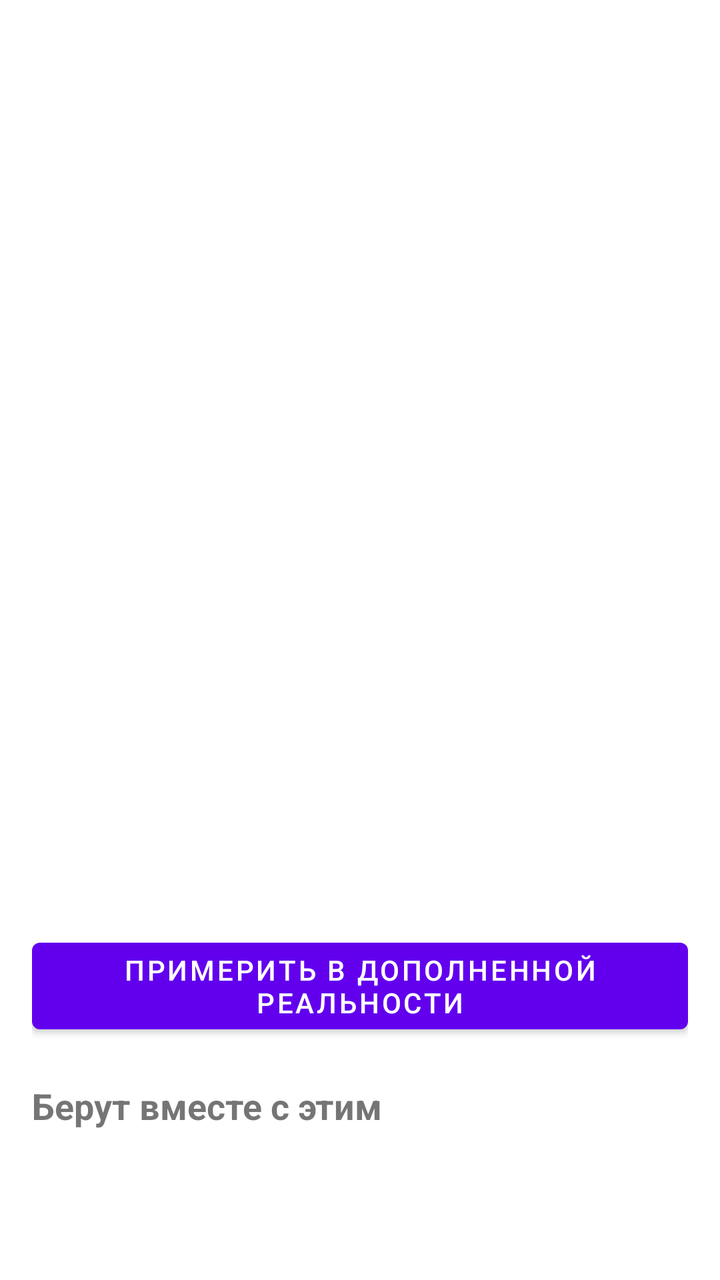
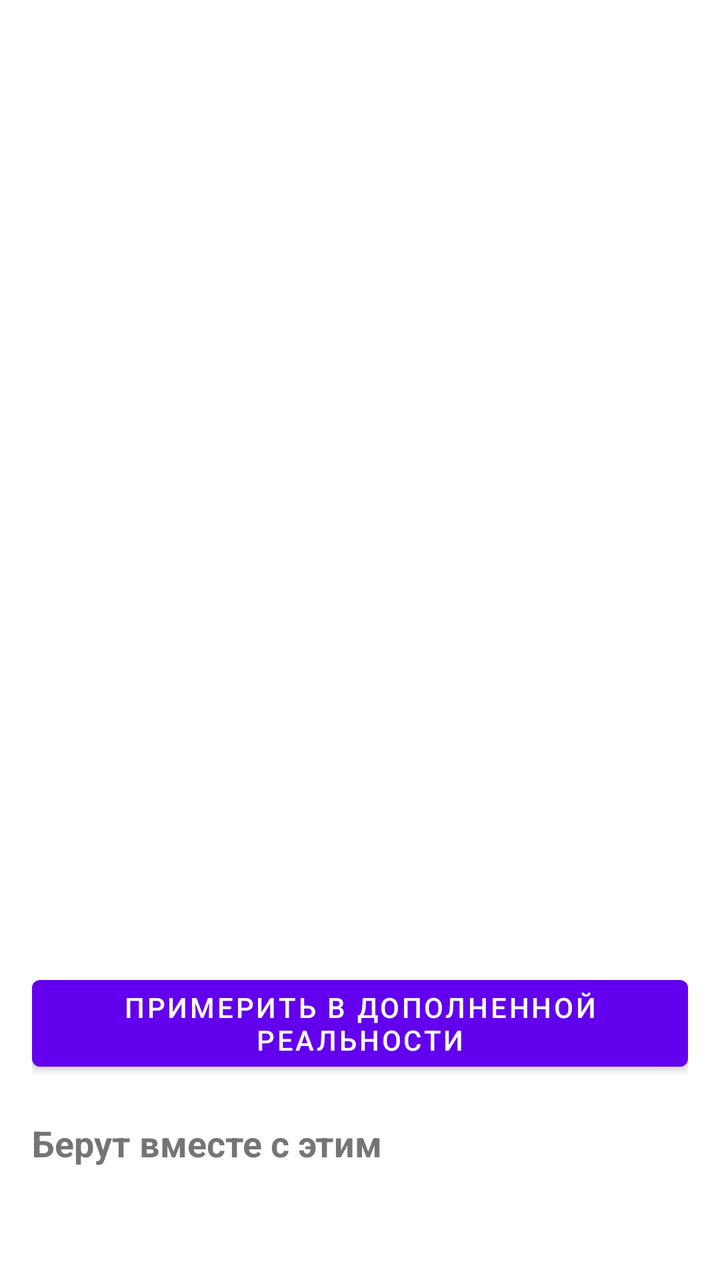

Compare the two renders of this Android layout. The source of the first and the diff that turns it into the second are given below.
<!-- AndroidManifest.xml: activity theme Theme.Diplom_kotl.NoActionBar -->
<!-- res/layout/activity_product_details.xml -->
<?xml version="1.0" encoding="utf-8"?>
<ScrollView xmlns:android="http://schemas.android.com/apk/res/android"
    android:layout_width="match_parent"
    android:layout_height="match_parent"
    android:fillViewport="true">

    <LinearLayout
        android:layout_width="match_parent"
        android:layout_height="wrap_content"
        android:orientation="vertical"
        android:padding="16dp">

        <TextView
            android:id="@+id/productTitle"
            android:layout_width="match_parent"
            android:layout_height="wrap_content"
            android:textSize="22sp"
            android:textStyle="bold" />

        <androidx.viewpager2.widget.ViewPager2
            android:id="@+id/productGalleryPager"
            android:layout_width="match_parent"
            android:layout_height="220dp"
            android:layout_marginTop="12dp" />

        <TextView
            android:id="@+id/productGalleryCounter"
            android:layout_width="match_parent"
            android:layout_height="wrap_content"
            android:layout_marginTop="6dp"
            android:gravity="end"
            android:textSize="12sp" />

        <TextView
            android:id="@+id/productColor"
            android:layout_width="match_parent"
            android:layout_height="wrap_content"
            android:layout_marginTop="16dp"
            android:textSize="15sp" />

        <TextView
            android:id="@+id/productStyle"
            android:layout_width="match_parent"
            android:layout_height="wrap_content"
            android:layout_marginTop="4dp"
            android:textSize="15sp" />

        <TextView
            android:id="@+id/productDimensions"
            android:layout_width="match_parent"
            android:layout_height="wrap_content"
            android:layout_marginTop="4dp"
            android:textSize="15sp" />

        <TextView
            android:id="@+id/productStore"
            android:layout_width="match_parent"
            android:layout_height="wrap_content"
            android:layout_marginTop="4dp"
            android:textSize="15sp" />

        <TextView
            android:id="@+id/productPrice"
            android:layout_width="match_parent"
            android:layout_height="wrap_content"
            android:layout_marginTop="8dp"
            android:textSize="24sp"
            android:textStyle="bold" />

        <com.google.android.material.button.MaterialButton
            android:id="@+id/productTryInArButton"
            android:layout_width="match_parent"
            android:layout_height="wrap_content"
            android:layout_marginTop="16dp"
            android:text="@string/product_try_in_ar" />

        <TextView
            android:layout_width="match_parent"
            android:layout_height="wrap_content"
            android:layout_marginTop="20dp"
            android:text="@string/product_together_title"
            android:textSize="18sp"
            android:textStyle="bold" />

        <androidx.recyclerview.widget.RecyclerView
            android:id="@+id/productTogetherRecycler"
            android:layout_width="match_parent"
            android:layout_height="wrap_content"
            android:layout_marginTop="10dp"
            android:nestedScrollingEnabled="false" />
    </LinearLayout>
</ScrollView>
<!-- resources referenced by this layout -->
<resources>
  <string name="product_together_title">Берут вместе с этим</string>
  <string name="product_try_in_ar">Примерить в дополненной реальности</string>
  <style name="Theme.Diplom_kotl.NoActionBar" parent="Theme.MaterialComponents.DayNight.NoActionBar">
          <item name="colorPrimary">@color/purple_500</item>
          <item name="colorPrimaryVariant">@color/purple_700</item>
          <item name="colorOnPrimary">@color/white</item>
          <item name="colorSecondary">@color/teal_200</item>
          <item name="colorSecondaryVariant">@color/teal_700</item>
          <item name="colorOnSecondary">@color/black</item>
          <item name="android:statusBarColor">@color/purple_700</item>
          <item name="android:navigationBarColor">@color/auth_background</item>
          <item name="android:windowLightStatusBar">false</item>
      </style>
  <color name="purple_500">#FF6200EE</color>
  <color name="purple_700">#FF3700B3</color>
  <color name="white">#FFFFFFFF</color>
  <color name="teal_200">#FF03DAC5</color>
  <color name="teal_700">#FF018786</color>
  <color name="black">#FF000000</color>
  <color name="auth_background">#FFF5F7FA</color>
</resources>

<!-- the commit's change to res/layout/activity_product_details.xml (unified diff, before → after) -->
@@ -10,12 +10,27 @@
         android:orientation="vertical"
         android:padding="16dp">
 
-        <TextView
-            android:id="@+id/productTitle"
+        <LinearLayout
             android:layout_width="match_parent"
             android:layout_height="wrap_content"
-            android:textSize="22sp"
-            android:textStyle="bold" />
+            android:gravity="center_vertical"
+            android:orientation="horizontal">
+
+            <TextView
+                android:id="@+id/productTitle"
+                android:layout_width="0dp"
+                android:layout_height="wrap_content"
+                android:layout_weight="1"
+                android:textSize="22sp"
+                android:textStyle="bold" />
+
+            <ImageButton
+                android:id="@+id/productFavoriteButton"
+                android:layout_width="48dp"
+                android:layout_height="48dp"
+                android:background="?attr/selectableItemBackgroundBorderless"
+                android:contentDescription="@string/product_favorite_cd" />
+        </LinearLayout>
 
         <androidx.viewpager2.widget.ViewPager2
             android:id="@+id/productGalleryPager"
<!-- resource entries referenced after the edit -->
@@ -1,5 +1,6 @@
 <!-- resources referenced by this layout -->
 <resources>
+  <string name="product_favorite_cd">Добавить в избранное</string>
   <string name="product_together_title">Берут вместе с этим</string>
   <string name="product_try_in_ar">Примерить в дополненной реальности</string>
   <style name="Theme.Diplom_kotl.NoActionBar" parent="Theme.MaterialComponents.DayNight.NoActionBar">
